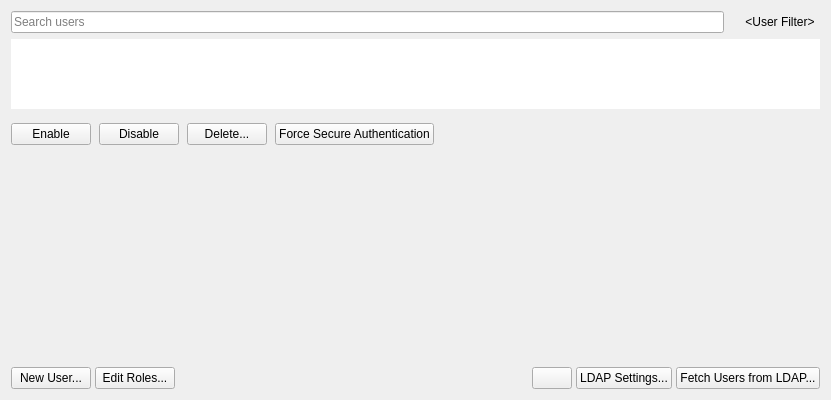
First picture: the form in vms/client/nx_vms_client_desktop/src/nx/vms/client/desktop/system_administration/widgets/user_list_widget.ui, repository networkoptix/nx_open, before the edit.
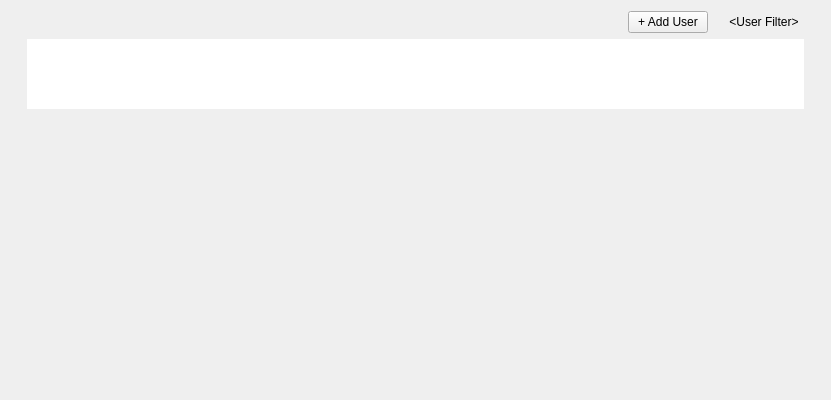
Second picture: the form after the edit. Custom widgets are drawn as their Qt base class.

Commit message: VMS-32507: Implement new design of User Management -> Users tab

Patch:
```diff
--- a/vms/client/nx_vms_client_desktop/src/nx/vms/client/desktop/system_administration/widgets/user_list_widget.ui
+++ b/vms/client/nx_vms_client_desktop/src/nx/vms/client/desktop/system_administration/widgets/user_list_widget.ui
@@ -10,21 +10,37 @@
     <height>400</height>
    </rect>
   </property>
-  <layout class="QVBoxLayout" name="mainVerticalLayout" stretch="0,0">
+  <layout class="QVBoxLayout" name="mainVerticalLayout">
    <item>
     <layout class="QVBoxLayout" name="verticalLayout" stretch="0,0">
+     <property name="leftMargin">
+      <number>16</number>
+     </property>
+     <property name="rightMargin">
+      <number>16</number>
+     </property>
      <item>
       <layout class="QHBoxLayout" name="horizontalLayout_5">
        <property name="spacing">
         <number>16</number>
        </property>
        <item>
-        <widget class="QLineEdit" name="filterLineEdit">
-         <property name="placeholderText">
+        <widget class="nx::vms::client::desktop::SearchLineEdit" name="filterLineEdit" native="true">
+         <property name="sizePolicy">
+          <sizepolicy hsizetype="Expanding" vsizetype="Preferred">
+           <horstretch>0</horstretch>
+           <verstretch>0</verstretch>
+          </sizepolicy>
+         </property>
+         <property name="placeholderText" stdset="0">
           <string>Search users</string>
          </property>
-         <property name="clearButtonEnabled">
-          <bool>true</bool>
+        </widget>
+       </item>
+       <item>
+        <widget class="QPushButton" name="createUserButton">
+         <property name="text">
+          <string>+ Add User</string>
          </property>
         </widget>
        </item>
@@ -105,60 +121,6 @@
            </attribute>
           </widget>
          </item>
-         <item>
-          <layout class="QHBoxLayout" name="horizontalLayout_1">
-           <property name="spacing">
-            <number>8</number>
-           </property>
-           <property name="topMargin">
-            <number>8</number>
-           </property>
-           <property name="bottomMargin">
-            <number>8</number>
-           </property>
-           <item>
-            <widget class="QPushButton" name="enableSelectedButton">
-             <property name="text">
-              <string>Enable</string>
-             </property>
-            </widget>
-           </item>
-           <item>
-            <widget class="QPushButton" name="disableSelectedButton">
-             <property name="text">
-              <string>Disable</string>
-             </property>
-            </widget>
-           </item>
-           <item>
-            <widget class="QPushButton" name="deleteSelectedButton">
-             <property name="text">
-              <string>Delete...</string>
-             </property>
-            </widget>
-           </item>
-           <item>
-            <widget class="QPushButton" name="forceSecureAuthButton">
-             <property name="text">
-              <string>Force Secure Authentication</string>
-             </property>
-            </widget>
-           </item>
-           <item>
-            <spacer name="horizontalSpacer_1">
-             <property name="orientation">
-              <enum>Qt::Horizontal</enum>
-             </property>
-             <property name="sizeHint" stdset="0">
-              <size>
-               <width>40</width>
-               <height>20</height>
-              </size>
-             </property>
-            </spacer>
-           </item>
-          </layout>
-         </item>
          <item>
           <spacer name="verticalSpacer">
            <property name="orientation">
@@ -225,60 +187,6 @@
      </item>
     </layout>
    </item>
-   <item>
-    <layout class="QHBoxLayout" name="horizontalLayout_2">
-     <property name="spacing">
-      <number>4</number>
-     </property>
-     <property name="topMargin">
-      <number>0</number>
-     </property>
-     <item>
-      <widget class="QPushButton" name="createUserButton">
-       <property name="text">
-        <string>New User...</string>
-       </property>
-      </widget>
-     </item>
-     <item>
-      <widget class="QPushButton" name="rolesButton">
-       <property name="text">
-        <string>Edit Roles...</string>
-       </property>
-      </widget>
-     </item>
-     <item>
-      <spacer name="horizontalSpacer_2">
-       <property name="orientation">
-        <enum>Qt::Horizontal</enum>
-       </property>
-       <property name="sizeHint" stdset="0">
-        <size>
-         <width>40</width>
-         <height>0</height>
-        </size>
-       </property>
-      </spacer>
-     </item>
-     <item>
-      <widget class="nx::vms::client::desktop::HintButton" name="ldapTooltip"/>
-     </item>
-     <item>
-      <widget class="QPushButton" name="ldapSettingsButton">
-       <property name="text">
-        <string>LDAP Settings...</string>
-       </property>
-      </widget>
-     </item>
-     <item>
-      <widget class="QPushButton" name="fetchButton">
-       <property name="text">
-        <string>Fetch Users from LDAP...</string>
-       </property>
-      </widget>
-     </item>
-    </layout>
-   </item>
   </layout>
  </widget>
  <customwidgets>
@@ -287,16 +195,17 @@
    <extends>QTreeView</extends>
    <header location="global">nx/vms/client/desktop/common/widgets/tree_view.h</header>
   </customwidget>
-  <customwidget>
-   <class>nx::vms::client::desktop::HintButton</class>
-   <extends>QPushButton</extends>
-   <header location="global">nx/vms/client/desktop/common/widgets/hint_button.h</header>
-  </customwidget>
   <customwidget>
    <class>DropdownButton</class>
    <extends>QPushButton</extends>
    <header>nx/vms/client/desktop/common/widgets/dropdown_button.h</header>
   </customwidget>
+  <customwidget>
+   <class>nx::vms::client::desktop::SearchLineEdit</class>
+   <extends>QWidget</extends>
+   <header location="global">nx/vms/client/desktop/common/widgets/search_line_edit.h</header>
+   <container>1</container>
+  </customwidget>
  </customwidgets>
  <tabstops>
   <tabstop>filterLineEdit</tabstop>
```
Left out of the diff: 20 changed lines with no effect on the pictures. The commit also changes 44 other files.
